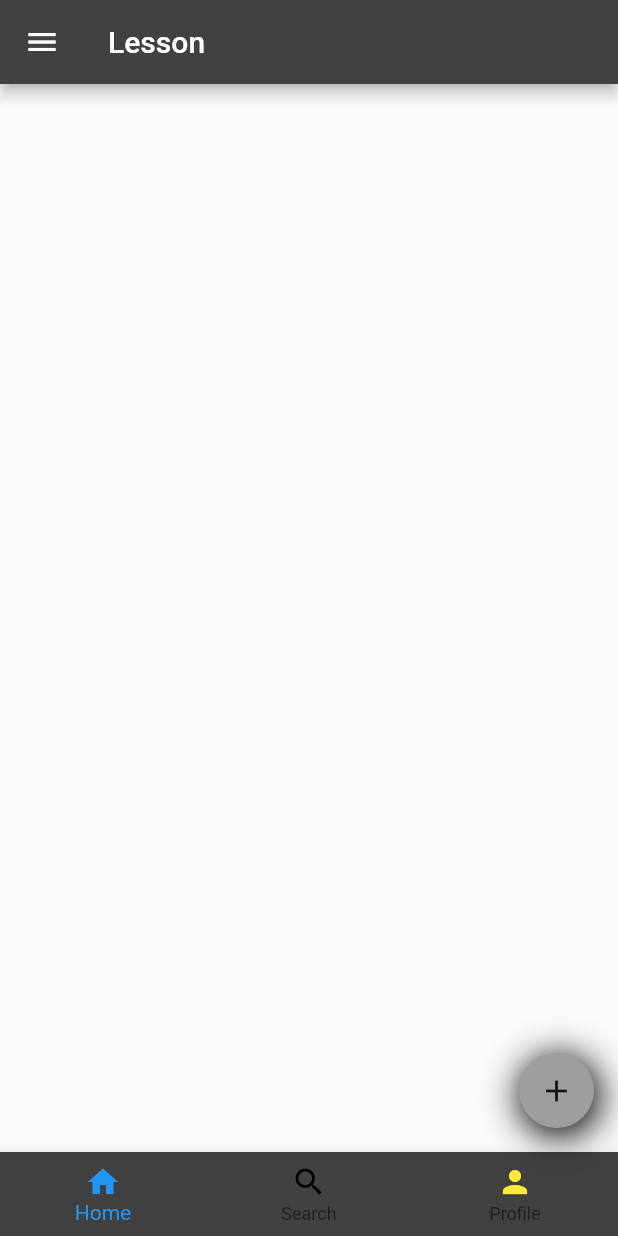
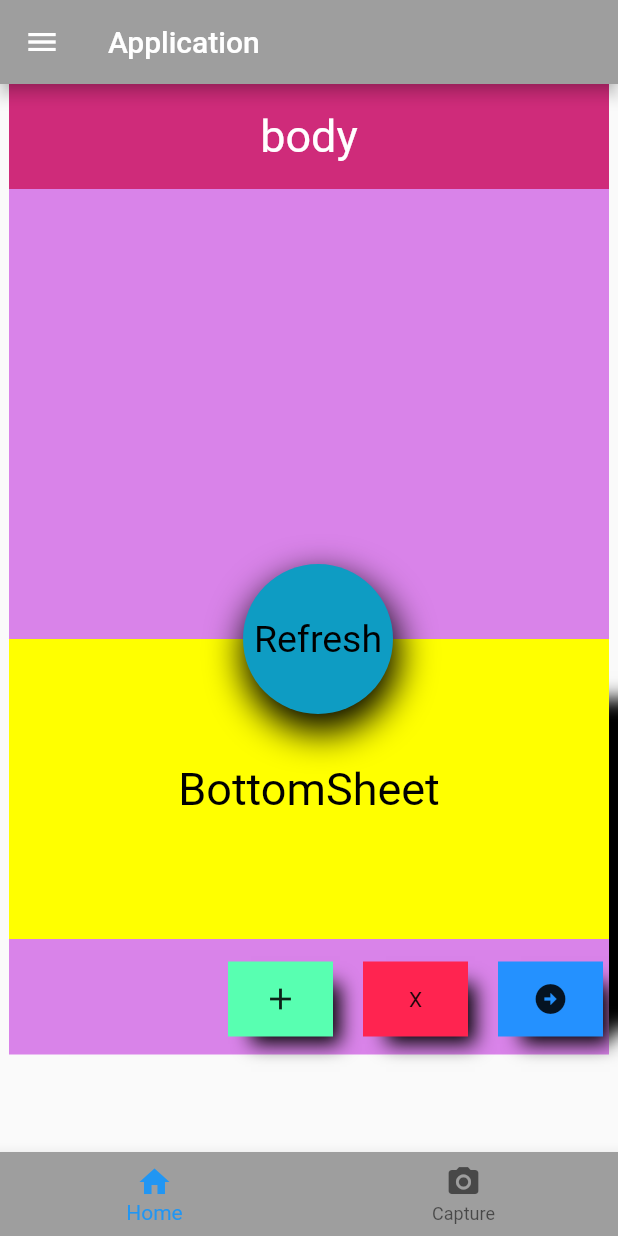
Before and after one commit to sardorergashaliyev/5-dars-Scaffold, a Flutter app: the screen it shows after launch, on a phone screen of 412 x 824 dp. Run offline on Flutter 3.47's test engine with Material 2 defaults, Android fonts, the phone set to English and light mode, and no system bars.

Commit message:
Application UI

```diff
--- a/lib/main.dart
+++ b/lib/main.dart
@@ -12,53 +12,155 @@ class MyApp extends StatelessWidget {
   Widget build(BuildContext context) {
     return MaterialApp(
       home: Scaffold(
+        bottomNavigationBar: BottomNavigationBar(
+          backgroundColor: Colors.grey,
+          items: const [
+            BottomNavigationBarItem(icon: Icon(Icons.home), label: 'Home'),
+            BottomNavigationBarItem(
+                icon: Icon(Icons.photo_camera), label: 'Capture')
+          ],
+        ),
         appBar: AppBar(
-          backgroundColor: Color.fromARGB(255, 65, 65, 65),
-          title: const Text(
-            'Lesson',
-            style: TextStyle(color: Color.fromARGB(255, 255, 255, 255)),
+          title: const Text('Application'),
+          backgroundColor: Colors.grey,
+          leading: const Icon(
+            Icons.menu,
           ),
-          leading: Icon(Icons.menu),
         ),
-        floatingActionButton: Container(
-            height: 50,
-            width: 50,
+        body: Container(
+            child: Stack(
+          children: [
+            Column(
+              children: [
+                Center(
+                  child: Container(
+                    color: const Color.fromARGB(255, 207, 43, 122),
+                    height: 70,
+                    width: 400,
+                    child: const Center(
+                      child: Text(
+                        'body',
+                        style: TextStyle(
+                            color: Colors.white,
+                            decoration: TextDecoration.none,
+                            fontSize: 30),
+                      ),
+                    ),
+                  ),
+                ),
+                Container(
+                  height: 300,
+                  width: 400,
+                  color: const Color.fromARGB(255, 217, 131, 233),
+                ),
+                Container(
+                  height: 200,
+                  width: 400,
                   decoration: const BoxDecoration(
-                shape: BoxShape.circle,
-                color: Colors.grey,
+                      color: Colors.yellowAccent,
                       boxShadow: [
                         BoxShadow(
+                            blurRadius: 10,
                             color: Colors.black,
-                      blurRadius: 20,
-                      spreadRadius: 2,
-                      offset: Offset(2, 4))
+                            spreadRadius: 10,
+                            offset: Offset(50, 50))
                       ]),
-            child: const Icon(Icons.add)),
-        bottomNavigationBar: BottomNavigationBar(
-          backgroundColor: Color.fromARGB(255, 65, 65, 65),
-          type: BottomNavigationBarType.fixed,
-          selectedLabelStyle: TextStyle(color: Colors.grey),
-          unselectedLabelStyle: TextStyle(color: Colors.grey),
-          items: const [
-            BottomNavigationBarItem(
-                icon: Icon(
-                  Icons.home,
+                  child: const Center(
+                    child: Text(
+                      'BottomSheet',
+                      style: TextStyle(
+                          color: Color.fromARGB(255, 0, 0, 0),
+                          decoration: TextDecoration.none,
+                          fontSize: 30),
                     ),
-                label: 'Home'),
-            BottomNavigationBarItem(
-                icon: Icon(
-                  Icons.search,
-                  color: Colors.black,
                   ),
-                label: 'Search'),
-            BottomNavigationBarItem(
-                icon: Icon(
-                  Icons.person,
-                  color: Colors.yellow,
                 ),
-                label: 'Profile'),
+                Container(
+                  height: 77,
+                  width: 400,
+                  color: const Color.fromARGB(255, 217, 131, 233),
+                ),
               ],
             ),
+            Positioned(
+                top: 320,
+                right: 150,
+                child: Container(
+                  height: 100,
+                  width: 100,
+                  decoration: const BoxDecoration(
+                      boxShadow: [
+                        BoxShadow(
+                            blurRadius: 20,
+                            color: Colors.black,
+                            spreadRadius: 2,
+                            offset: Offset(2, 10))
+                      ],
+                      color: Color.fromARGB(255, 14, 156, 195),
+                      shape: BoxShape.circle),
+                  child: const Center(
+                    child: Text(
+                      'Refresh',
+                      style: TextStyle(
+                          color: Color.fromARGB(255, 0, 0, 0),
+                          decoration: TextDecoration.none,
+                          fontSize: 25),
+                    ),
+                  ),
+                )),
+            Positioned(
+                top: 585,
+                right: 190,
+                child: Container(
+                  height: 50,
+                  width: 70,
+                  decoration: const BoxDecoration(
+                      color: Color.fromARGB(255, 88, 255, 177),
+                      boxShadow: [
+                        BoxShadow(
+                            blurRadius: 10,
+                            color: Colors.black,
+                            spreadRadius: -5,
+                            offset: Offset(10, 10)),
+                      ]),
+                  child: const Center(child: Icon(Icons.add)),
+                )),
+            Positioned(
+                top: 585,
+                right: 100,
+                child: Container(
+                  height: 50,
+                  width: 70,
+                  decoration: const BoxDecoration(
+                      color: Color.fromARGB(255, 255, 36, 80),
+                      boxShadow: [
+                        BoxShadow(
+                            blurRadius: 10,
+                            color: Colors.black,
+                            spreadRadius: -5,
+                            offset: Offset(10, 10))
+                      ]),
+                  child: const Center(child: Text('X')),
+                )),
+            Positioned(
+                top: 585,
+                right: 10,
+                child: Container(
+                  height: 50,
+                  width: 70,
+                  decoration: const BoxDecoration(
+                      color: Color.fromARGB(255, 36, 145, 255),
+                      boxShadow: [
+                        BoxShadow(
+                            blurRadius: 10,
+                            color: Colors.black,
+                            spreadRadius: -5,
+                            offset: Offset(10, 10))
+                      ]),
+                      child: const Icon(Icons.arrow_circle_right),
+                )),
+          ],
+        )),
       ),
     );
   }
```
Lines whose indentation alone changed are shown as unchanged.
